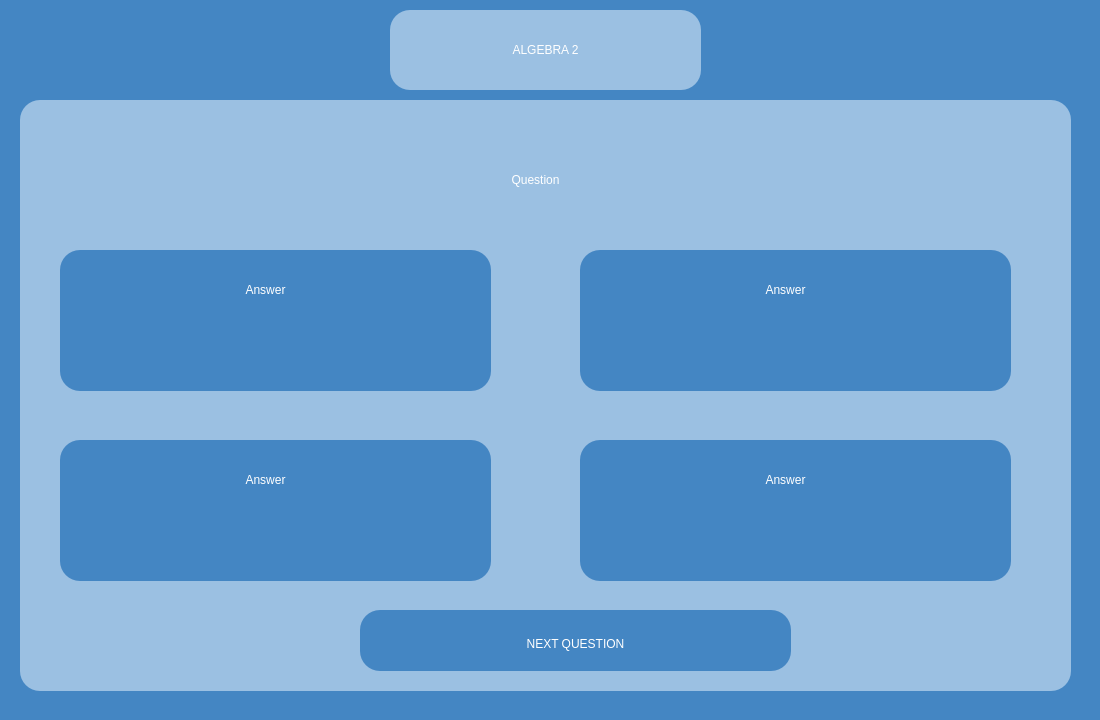
Qt form AGUniverse/presentationLayer/algebraExam2.ui (codingburgas/sprint-eschool-ag-universe) before a commit.
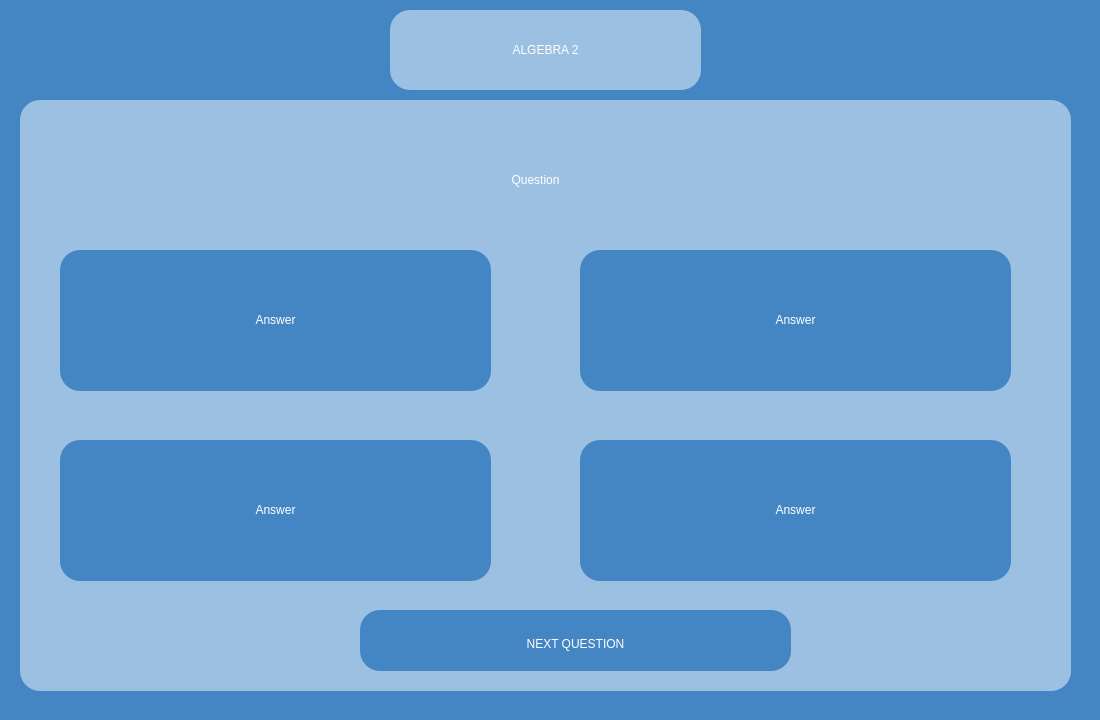
The same form after that commit.

Commit message: Enhance buttons in exams pages

Diff of the .ui file:
```diff
--- a/AGUniverse/presentationLayer/algebraExam2.ui
+++ b/AGUniverse/presentationLayer/algebraExam2.ui
@@ -80,9 +80,9 @@
     <widget class="QLabel" name="answer_1">
      <property name="geometry">
       <rect>
-       <x>60</x>
-       <y>10</y>
-       <width>291</width>
+       <x>10</x>
+       <y>40</y>
+       <width>411</width>
        <height>61</height>
       </rect>
      </property>
@@ -140,9 +140,9 @@
     <widget class="QLabel" name="answer_2">
      <property name="geometry">
       <rect>
-       <x>60</x>
-       <y>10</y>
-       <width>291</width>
+       <x>10</x>
+       <y>40</y>
+       <width>411</width>
        <height>61</height>
       </rect>
      </property>
@@ -200,9 +200,9 @@
     <widget class="QLabel" name="answer_3">
      <property name="geometry">
       <rect>
-       <x>60</x>
-       <y>10</y>
-       <width>291</width>
+       <x>10</x>
+       <y>40</y>
+       <width>411</width>
        <height>61</height>
       </rect>
      </property>
@@ -260,9 +260,9 @@
     <widget class="QLabel" name="answer_4">
      <property name="geometry">
       <rect>
-       <x>60</x>
-       <y>10</y>
-       <width>291</width>
+       <x>10</x>
+       <y>40</y>
+       <width>411</width>
        <height>61</height>
       </rect>
      </property>
```
Left out of the diff: 8 changed lines with no effect on the pictures. The commit also changes 7 other files.
